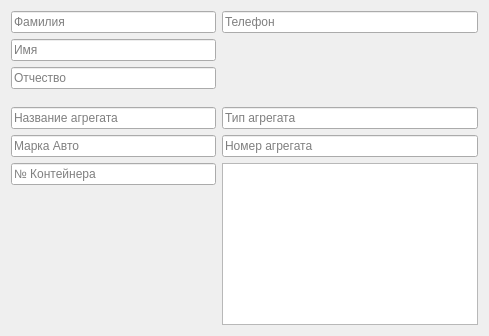
Qt form contentwidgetservicecreator.ui (EfimovIB/AutoServiceManager) before a commit.
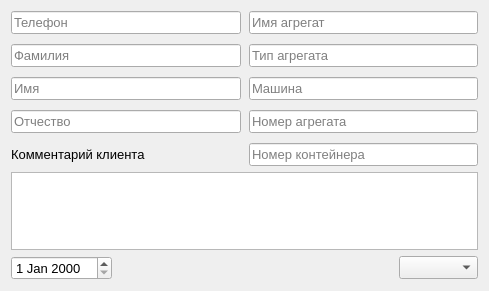
The same form after that commit.

Diff of the .ui file:
```diff
--- a/contentwidgetservicecreator.ui
+++ b/contentwidgetservicecreator.ui
@@ -7,148 +7,188 @@
     <x>0</x>
     <y>0</y>
     <width>489</width>
-    <height>336</height>
+    <height>291</height>
    </rect>
   </property>
   <property name="windowTitle">
    <string>Form</string>
   </property>
-  <layout class="QGridLayout" name="gridLayout">
-   <item row="0" column="0">
-    <layout class="QVBoxLayout" name="verticalLayout_2">
-     <item>
+  <layout class="QVBoxLayout" name="verticalLayout">
+   <item>
+    <layout class="QGridLayout" name="gridLayout">
+     <property name="horizontalSpacing">
+      <number>8</number>
+     </property>
+     <property name="verticalSpacing">
+      <number>10</number>
+     </property>
+     <item row="0" column="0">
+      <widget class="QLineEdit" name="telephone">
+       <property name="font">
+        <font>
+         <pointsize>10</pointsize>
+        </font>
+       </property>
+       <property name="placeholderText">
+        <string>Телефон</string>
+       </property>
+      </widget>
+     </item>
+     <item row="0" column="1">
+      <widget class="QLineEdit" name="agregateName">
+       <property name="font">
+        <font>
+         <pointsize>10</pointsize>
+        </font>
+       </property>
+       <property name="placeholderText">
+        <string>Имя агрегат</string>
+       </property>
+      </widget>
+     </item>
+     <item row="1" column="0">
       <widget class="QLineEdit" name="surname">
+       <property name="font">
+        <font>
+         <pointsize>10</pointsize>
+        </font>
+       </property>
        <property name="placeholderText">
         <string>Фамилия</string>
        </property>
       </widget>
      </item>
-     <item>
+     <item row="1" column="1">
+      <widget class="QLineEdit" name="agregateType">
+       <property name="font">
+        <font>
+         <pointsize>10</pointsize>
+        </font>
+       </property>
+       <property name="placeholderText">
+        <string>Тип агрегата</string>
+       </property>
+      </widget>
+     </item>
+     <item row="2" column="0">
       <widget class="QLineEdit" name="name">
+       <property name="font">
+        <font>
+         <pointsize>10</pointsize>
+        </font>
+       </property>
        <property name="placeholderText">
         <string>Имя</string>
        </property>
       </widget>
      </item>
-     <item>
+     <item row="2" column="1">
+      <widget class="QLineEdit" name="car">
+       <property name="font">
+        <font>
+         <pointsize>10</pointsize>
+        </font>
+       </property>
+       <property name="placeholderText">
+        <string>Машина</string>
+       </property>
+      </widget>
+     </item>
+     <item row="3" column="0">
       <widget class="QLineEdit" name="patronymic">
+       <property name="font">
+        <font>
+         <pointsize>10</pointsize>
+        </font>
+       </property>
        <property name="placeholderText">
         <string>Отчество</string>
        </property>
       </widget>
      </item>
-    </layout>
-   </item>
-   <item row="0" column="1">
-    <layout class="QVBoxLayout" name="verticalLayout">
-     <item>
-      <widget class="QLineEdit" name="telephone">
-       <property name="placeholderText">
-        <string>Телефон</string>
-       </property>
-      </widget>
-     </item>
-     <item>
-      <spacer name="verticalSpacer">
-       <property name="orientation">
-        <enum>Qt::Vertical</enum>
-       </property>
-       <property name="sizeHint" stdset="0">
-        <size>
-         <width>20</width>
-         <height>40</height>
-        </size>
-       </property>
-      </spacer>
-     </item>
-    </layout>
-   </item>
-   <item row="1" column="0" colspan="2">
-    <spacer name="verticalSpacer_3">
-     <property name="orientation">
-      <enum>Qt::Vertical</enum>
-     </property>
-     <property name="sizeType">
-      <enum>QSizePolicy::Expanding</enum>
-     </property>
-     <property name="sizeHint" stdset="0">
-      <size>
-       <width>358</width>
-       <height>43</height>
-      </size>
-     </property>
-    </spacer>
-   </item>
-   <item row="2" column="0">
-    <layout class="QVBoxLayout" name="verticalLayout_3">
-     <item>
-      <widget class="QLineEdit" name="agregateName">
-       <property name="placeholderText">
-        <string>Название агрегата</string>
-       </property>
-      </widget>
-     </item>
-     <item>
-      <widget class="QLineEdit" name="lineEdit_7">
-       <property name="placeholderText">
-        <string>Марка Авто</string>
-       </property>
-      </widget>
-     </item>
-     <item>
-      <widget class="QLineEdit" name="boxNumber">
-       <property name="placeholderText">
-        <string>№ Контейнера</string>
-       </property>
-      </widget>
-     </item>
-     <item>
-      <spacer name="verticalSpacer_2">
-       <property name="orientation">
-        <enum>Qt::Vertical</enum>
-       </property>
-       <property name="sizeType">
-        <enum>QSizePolicy::Expanding</enum>
-       </property>
-       <property name="sizeHint" stdset="0">
-        <size>
-         <width>20</width>
-         <height>40</height>
-        </size>
-       </property>
-      </spacer>
-     </item>
-    </layout>
-   </item>
-   <item row="2" column="1">
-    <layout class="QVBoxLayout" name="verticalLayout_4">
-     <item>
-      <widget class="QLineEdit" name="agregateType">
-       <property name="placeholderText">
-        <string>Тип агрегата</string>
-       </property>
-      </widget>
-     </item>
-     <item>
+     <item row="3" column="1">
       <widget class="QLineEdit" name="agregateNumber">
+       <property name="font">
+        <font>
+         <pointsize>10</pointsize>
+        </font>
+       </property>
        <property name="placeholderText">
         <string>Номер агрегата</string>
        </property>
       </widget>
      </item>
-     <item>
-      <widget class="QTextEdit" name="comments">
-       <property name="sizePolicy">
-        <sizepolicy hsizetype="Expanding" vsizetype="Preferred">
-         <horstretch>0</horstretch>
-         <verstretch>0</verstretch>
-        </sizepolicy>
+     <item row="4" column="0">
+      <widget class="QLabel" name="label">
+       <property name="font">
+        <font>
+         <pointsize>10</pointsize>
+        </font>
        </property>
-       <property name="tabStopWidth">
-        <number>60</number>
+       <property name="text">
+        <string>Комментарий клиента</string>
+       </property>
+      </widget>
+     </item>
+     <item row="4" column="1">
+      <widget class="QLineEdit" name="boxNumber">
+       <property name="font">
+        <font>
+         <pointsize>10</pointsize>
+        </font>
        </property>
        <property name="placeholderText">
-        <string/>
+        <string>Номер контейнера</string>
+       </property>
+      </widget>
+     </item>
+    </layout>
+   </item>
+   <item>
+    <widget class="QPlainTextEdit" name="comments">
+     <property name="font">
+      <font>
+       <pointsize>10</pointsize>
+      </font>
+     </property>
+     <property name="documentTitle">
+      <string/>
+     </property>
+     <property name="plainText">
+      <string/>
+     </property>
+    </widget>
+   </item>
+   <item>
+    <layout class="QHBoxLayout" name="horizontalLayout">
+     <item>
+      <widget class="QDateEdit" name="date">
+       <property name="font">
+        <font>
+         <pointsize>10</pointsize>
+        </font>
+       </property>
+      </widget>
+     </item>
+     <item>
+      <spacer name="horizontalSpacer">
+       <property name="orientation">
+        <enum>Qt::Horizontal</enum>
+       </property>
+       <property name="sizeHint" stdset="0">
+        <size>
+         <width>290</width>
+         <height>20</height>
+        </size>
+       </property>
+      </spacer>
+     </item>
+     <item>
+      <widget class="QComboBox" name="masters">
+       <property name="font">
+        <font>
+         <pointsize>10</pointsize>
+        </font>
        </property>
       </widget>
      </item>
```
